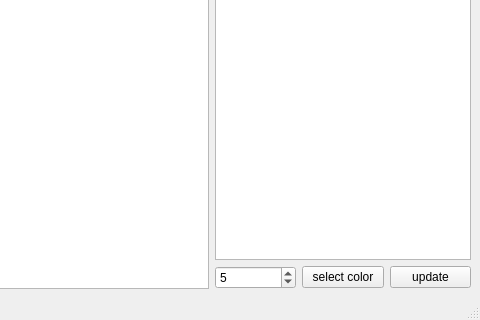
The window that mainwindow.ui (HatikDev/AnalyticsTool) describes before a commit, drawn with Qt 5; both pictures show x 395 to 875 and y 332 to 652 of the 875 by 652 pixel window.
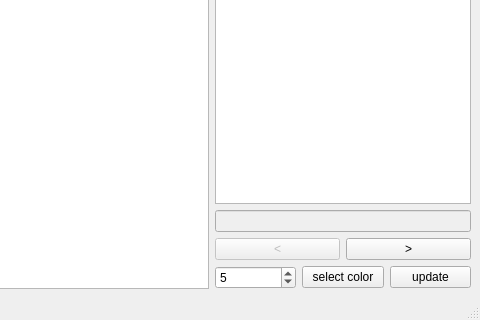
The same window after the commit.

```diff
--- a/mainwindow.ui
+++ b/mainwindow.ui
@@ -23,13 +23,45 @@
      </layout>
     </item>
     <item>
-     <layout class="QVBoxLayout" name="controlLayout" stretch="0,0">
+     <layout class="QVBoxLayout" name="mainControlLayout" stretch="0,0,0">
       <property name="sizeConstraint">
        <enum>QLayout::SetDefaultConstraint</enum>
       </property>
       <item>
        <widget class="QListWidget" name="rectsListWidget"/>
       </item>
+      <item>
+       <layout class="QVBoxLayout" name="controlLayout">
+        <item>
+         <widget class="QLineEdit" name="pictureName">
+          <property name="enabled">
+           <bool>false</bool>
+          </property>
+         </widget>
+        </item>
+        <item>
+         <layout class="QHBoxLayout" name="prevNextLayout">
+          <item>
+           <widget class="QPushButton" name="prevButton">
+            <property name="enabled">
+             <bool>false</bool>
+            </property>
+            <property name="text">
+             <string>&lt;</string>
+            </property>
+           </widget>
+          </item>
+          <item>
+           <widget class="QPushButton" name="nextButton">
+            <property name="text">
+             <string>&gt;</string>
+            </property>
+           </widget>
+          </item>
+         </layout>
+        </item>
+       </layout>
+      </item>
       <item>
        <layout class="QHBoxLayout" name="horizontalLayout" stretch="0,0,0">
         <item>
```
